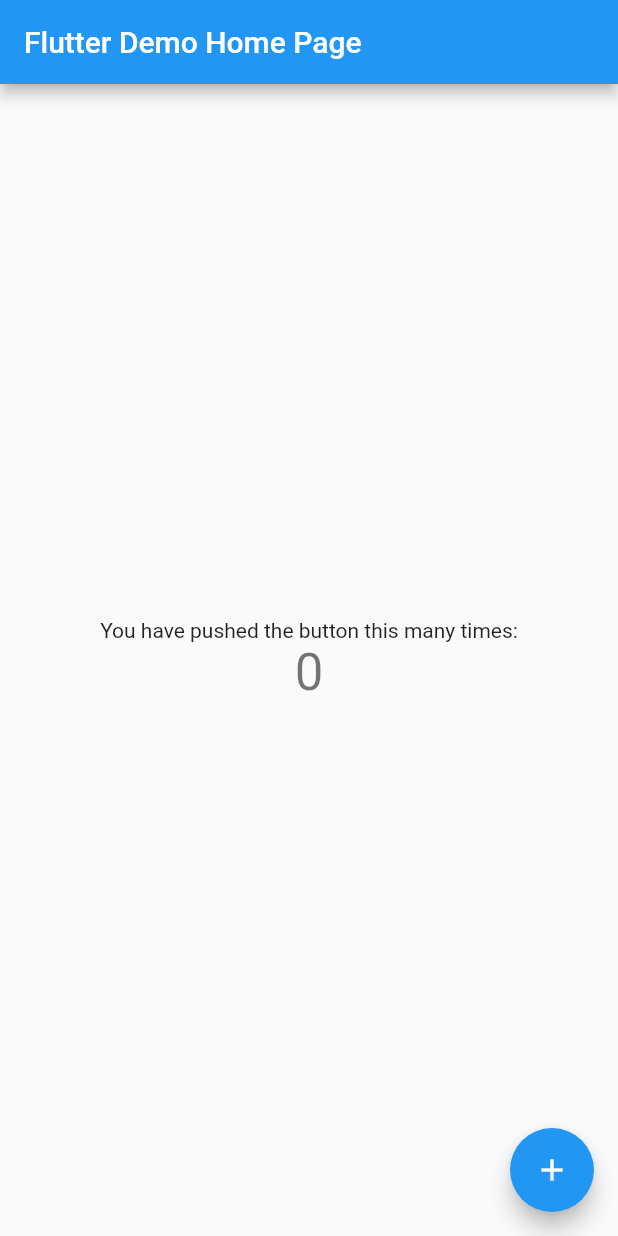
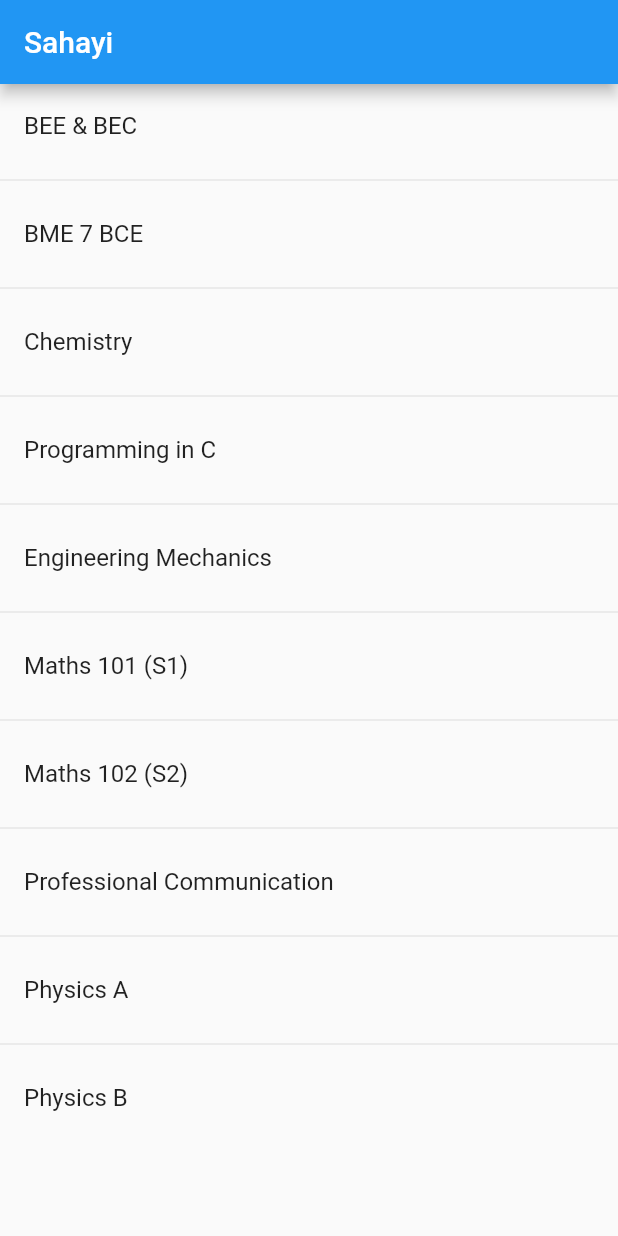
Before and after one commit to anima-regem/sahayi, a Flutter app: the screen it shows after launch, on a phone screen of 412 x 824 dp. Run offline on Flutter 3.47's test engine with Material 2 defaults, Android fonts, the phone set to English and light mode, and no system bars; our stand-ins replace dio, open_file.

Commit message:
Second commit

```diff
--- /dev/null
+++ b/lib/helper/data_variables.dart
@@ -0,0 +1,55 @@
+const List<Map<String, dynamic>> data = [
+  {
+    "name": "BEE & BEC",
+    "code": "beeAndBec",
+    "modules": [1, 2, 3, 4, 5, 6]
+  },
+  {
+    "name": "BME 7 BCE",
+    "code": "bmeAndBce",
+    "modules": [1, 2, 3, 4, 5, 6]
+  },
+  {
+    "name": "Chemistry",
+    "code": "chem",
+    "modules": [1, 2, 3, 4, 5]
+  },
+  {
+    "name": "Programming in C",
+    "code": "cP",
+    "modules": [1, 2, 3, 4, 5]
+  },
+  {
+    "name": "Engineering Mechanics",
+    "code": "em",
+    "modules": [1, 2, 3, 4, 5]
+  },
+  {
+    "name": "Maths 101 (S1)",
+    "code": "mat101",
+    "modules": [1, 2, 3, 4, 5]
+  },
+  {
+    "name": "Maths 102 (S2)",
+    "code": "mat102",
+    "modules": [1, 2, 3, 4, 5]
+  },
+  {
+    "name": "Professional Communication",
+    "code": "pc",
+    "modules": [1, 2, 3, 4, 5]
+  },
+  {
+    "name": "Physics A",
+    "code": "phyA",
+    "modules": [1, 2, 3, 4, 5]
+  },
+  {
+    "name": "Physics B",
+    "code": "phyB",
+    "modules": [1, 2, 3, 4, 5]
+  }
+];
+
+const String baseURL =
+    'https://raw.githubusercontent.com/anima-regem/sahayi/main/data/';
--- a/lib/main.dart
+++ b/lib/main.dart
@@ -1,115 +1,24 @@
 import 'package:flutter/material.dart';
+import '/pages/home_page.dart';
+import 'pages/landing_page.dart';
 
 void main() {
-  runApp(const MyApp());
+  runApp(const Sahayi());
 }
 
-class MyApp extends StatelessWidget {
-  const MyApp({super.key});
+class Sahayi extends StatelessWidget {
+  const Sahayi({Key? key}) : super(key: key);
 
-  // This widget is the root of your application.
   @override
   Widget build(BuildContext context) {
     return MaterialApp(
-      title: 'Flutter Demo',
+      debugShowCheckedModeBanner: false,
+      title: 'Sahayi',
       theme: ThemeData(
-        // This is the theme of your application.
-        //
-        // Try running your application with "flutter run". You'll see the
-        // application has a blue toolbar. Then, without quitting the app, try
-        // changing the primarySwatch below to Colors.green and then invoke
-        // "hot reload" (press "r" in the console where you ran "flutter run",
-        // or simply save your changes to "hot reload" in a Flutter IDE).
-        // Notice that the counter didn't reset back to zero; the application
-        // is not restarted.
         primarySwatch: Colors.blue,
       ),
-      home: const MyHomePage(title: 'Flutter Demo Home Page'),
+      // home: LadingPage(),
+      home: HomePage(),
     );
   }
 }
-
-class MyHomePage extends StatefulWidget {
-  const MyHomePage({super.key, required this.title});
-
-  // This widget is the home page of your application. It is stateful, meaning
-  // that it has a State object (defined below) that contains fields that affect
-  // how it looks.
-
-  // This class is the configuration for the state. It holds the values (in this
-  // case the title) provided by the parent (in this case the App widget) and
-  // used by the build method of the State. Fields in a Widget subclass are
-  // always marked "final".
-
-  final String title;
-
-  @override
-  State<MyHomePage> createState() => _MyHomePageState();
-}
-
-class _MyHomePageState extends State<MyHomePage> {
-  int _counter = 0;
-
-  void _incrementCounter() {
-    setState(() {
-      // This call to setState tells the Flutter framework that something has
-      // changed in this State, which causes it to rerun the build method below
-      // so that the display can reflect the updated values. If we changed
-      // _counter without calling setState(), then the build method would not be
-      // called again, and so nothing would appear to happen.
-      _counter++;
-    });
-  }
-
-  @override
-  Widget build(BuildContext context) {
-    // This method is rerun every time setState is called, for instance as done
-    // by the _incrementCounter method above.
-    //
-    // The Flutter framework has been optimized to make rerunning build methods
-    // fast, so that you can just rebuild anything that needs updating rather
-    // than having to individually change instances of widgets.
-    return Scaffold(
-      appBar: AppBar(
-        // Here we take the value from the MyHomePage object that was created by
-        // the App.build method, and use it to set our appbar title.
-        title: Text(widget.title),
-      ),
-      body: Center(
-        // Center is a layout widget. It takes a single child and positions it
-        // in the middle of the parent.
-        child: Column(
-          // Column is also a layout widget. It takes a list of children and
-          // arranges them vertically. By default, it sizes itself to fit its
-          // children horizontally, and tries to be as tall as its parent.
-          //
-          // Invoke "debug painting" (press "p" in the console, choose the
-          // "Toggle Debug Paint" action from the Flutter Inspector in Android
-          // Studio, or the "Toggle Debug Paint" command in Visual Studio Code)
-          // to see the wireframe for each widget.
-          //
-          // Column has various properties to control how it sizes itself and
-          // how it positions its children. Here we use mainAxisAlignment to
-          // center the children vertically; the main axis here is the vertical
-          // axis because Columns are vertical (the cross axis would be
-          // horizontal).
-          mainAxisAlignment: MainAxisAlignment.center,
-          children: <Widget>[
-            const Text(
-              'You have pushed the button this many times:',
-            ),
-            Text(
-              '$_counter',
-              style: Theme.of(context).textTheme.headline4,
-            ),
-          ],
-        ),
-      ),
-      floatingActionButton: FloatingActionButton(
-        onPressed: _incrementCounter,
-        tooltip: 'Increment',
-        child: const Icon(Icons.add),
-      ), // This trailing comma makes auto-formatting nicer for build methods.
-    );
-  }
-}
--- /dev/null
+++ b/lib/pages/home_page.dart
@@ -0,0 +1,31 @@
+import 'package:flutter/material.dart';
+import 'package:sahayi_study/pages/modules_page.dart';
+import '../helper/data_variables.dart';
+
+class HomePage extends StatelessWidget {
+  const HomePage({Key? key}) : super(key: key);
+
+  @override
+  Widget build(BuildContext context) {
+    var subjectData = data;
+    return Scaffold(
+        appBar: AppBar(
+          title: const Text('Sahayi'),
+        ),
+        body: Container(
+          child: ListView.separated(
+              itemBuilder: ((context, index) {
+                return ListTile(
+                  title: Text("${subjectData[index]['name']}"),
+                  onTap: () => Navigator.push(
+                      context,
+                      MaterialPageRoute(
+                          builder: (context) =>
+                              (ModulesPage(dataIndex: index)))),
+                );
+              }),
+              separatorBuilder: (context, index) => (Divider()),
+              itemCount: subjectData.length),
+        ));
+  }
+}
--- a/pubspec.yaml
+++ b/pubspec.yaml
@@ -36,6 +36,9 @@
   # The following adds the Cupertino Icons font to your application.
   # Use with the CupertinoIcons class for iOS style icons.
   cupertino_icons: ^1.0.2
+  path_provider: ^2.0.11
+  dio: ^4.0.6
+  open_file: ^3.2.1
 
 dev_dependencies:
   flutter_test:
```
Also changed, not shown: lib/helper/open_pdf.dart (added, +76 -0 lines), lib/pages/landing_page.dart (added, +14 -0 lines), lib/pages/modules_page.dart (added, +35 -0 lines), lib/widget/list_viewer.dart (added, +24 -0 lines), lib/pages/about_page.dart (added), lib/pages/downloads_page.dart (added), lib/pages/settings_page.dart (added), pubspec.lock, 10 other files.
